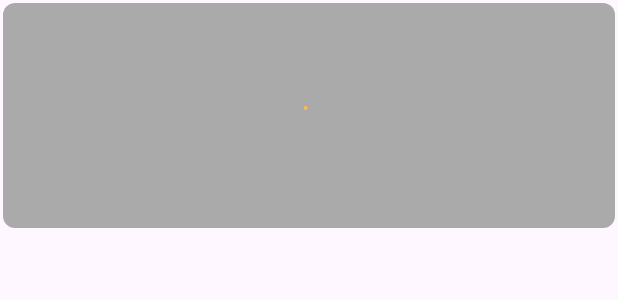
After one commit to izluu/GPS-Camera-Tracking, an Android app: the layout layout_item.xml on its own in the app's theme, with its tools: preview values and no code run, on a phone screen of 412 x 824 dp. The commit adds this screen. Shown: the top 300 px of the screen. Run offline under Robolectric (Android 15) with nearby library versions, the phone set to English and light mode, and no system bars.

Commit message:
tinh nang my photo, tai anh ve may

```diff
--- a/app/build.gradle
+++ b/app/build.gradle
@@ -70,5 +70,7 @@ dependencies {
     implementation("androidx.lifecycle:lifecycle-livedata-ktx:2.8.6")
 
     implementation 'org.jetbrains.kotlinx:kotlinx-coroutines-play-services:1.7.3'
+    implementation "com.airbnb.android:lottie:6.3.0"
+
 
 }
--- a/app/src/main/java/com/example/gpscameratracking/ui/MainActivity.kt
+++ b/app/src/main/java/com/example/gpscameratracking/ui/MainActivity.kt
@@ -36,6 +36,11 @@ class MainActivity : AppCompatActivity() {
             startActivity(intent)
             finish()
         }
+        binding.btnMyPhotos.setOnClickListener {
+            val intent = Intent(this, MyPhotoActivity::class.java)
+            startActivity(intent)
+            finish()
+        }
 
 
     }
--- /dev/null
+++ b/app/src/main/res/drawable/bg_photo_rounded.xml
@@ -0,0 +1,4 @@
+<shape xmlns:android="http://schemas.android.com/apk/res/android" android:shape="rectangle">
+    <corners android:radius="8dp"/>
+    <solid android:color="@android:color/darker_gray"/>
+</shape>
--- /dev/null
+++ b/app/src/main/res/layout/layout_item.xml
@@ -0,0 +1,42 @@
+<?xml version="1.0" encoding="utf-8"?>
+<FrameLayout xmlns:android="http://schemas.android.com/apk/res/android"
+    xmlns:app="http://schemas.android.com/apk/res-auto"
+    android:id="@+id/item_container"
+    android:layout_width="match_parent"
+    android:layout_height="wrap_content"
+    android:layout_margin="2dp"
+    android:foreground="?attr/selectableItemBackground">
+
+    <ImageView
+        android:id="@+id/imgPhoto"
+        android:layout_width="match_parent"
+        android:layout_height="150dp"
+        android:background="@drawable/bg_photo_rounded"
+        android:contentDescription="Photo"
+        android:scaleType="centerCrop" />
+
+    <com.airbnb.lottie.LottieAnimationView
+        android:id="@+id/lottieLoading"
+        android:layout_width="50dp"
+        android:layout_height="50dp"
+        android:layout_gravity="center"
+        app:lottie_autoPlay="true"
+        app:lottie_loop="true"
+        app:lottie_rawRes="@raw/loading" />
+
+    <View
+        android:id="@+id/overlay"
+        android:layout_width="match_parent"
+        android:layout_height="match_parent"
+        android:background="#80000000"
+        android:visibility="gone" />
+
+    <CheckBox
+        android:id="@+id/checkbox"
+        android:layout_width="24dp"
+        android:layout_height="24dp"
+        android:layout_gravity="top|end"
+        android:layout_margin="8dp"
+        android:buttonTint="@color/white"
+        android:visibility="gone" />
+</FrameLayout>
```
Also changed, not shown: app/src/main/AndroidManifest.xml (+15 -4 lines), app/src/main/java/com/example/gpscameratracking/data/adapter/Adapter.kt (added, +107 -0 lines), app/src/main/java/com/example/gpscameratracking/data/reponsitory/MyPhotoRepository.kt (added, +70 -0 lines), app/src/main/java/com/example/gpscameratracking/ui/MyPhotoActivity.kt (added, +66 -0 lines), app/src/main/java/com/example/gpscameratracking/ui/MyPhotoViewModel.kt (added, +50 -0 lines), app/src/main/res/drawable/close_svgrepo_com.xml (added, +7 -0 lines), app/src/main/res/drawable/ic_download.xml (added, +27 -0 lines), app/src/main/res/layout/activity_my_photo.xml (added, +85 -0 lines), app/src/main/res/raw/loading.json (added, +1 -0 lines).
